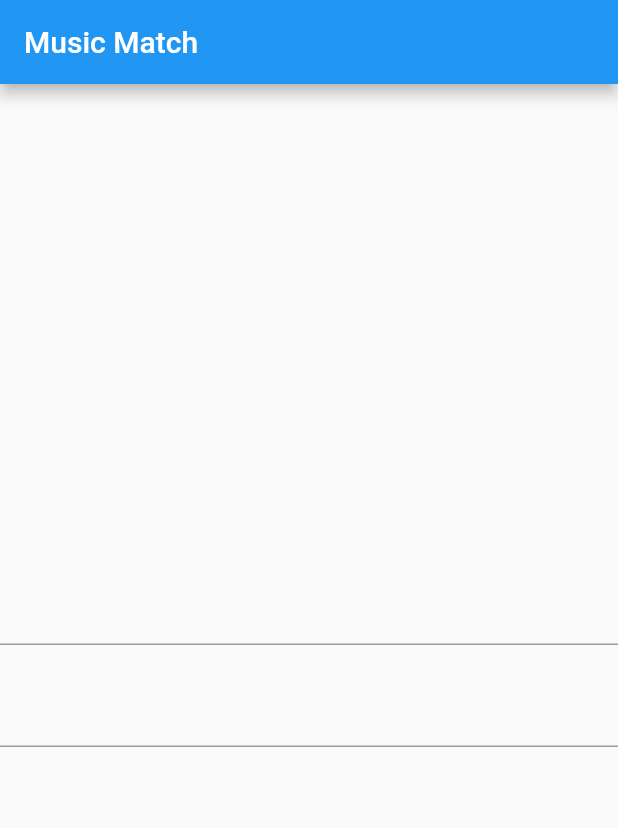
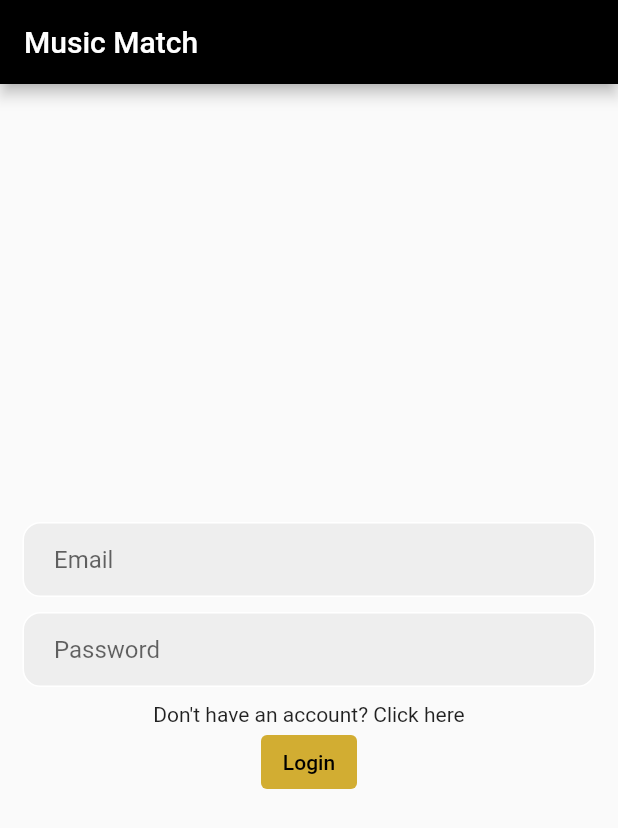
Before and after one commit to jordanzhancock/Musical-Match, a Flutter app: the screen it shows after launch, on a phone screen of 412 x 824 dp. Shown: the top 828 px of the screen. Run offline on Flutter 3.47's test engine with Material 2 defaults, Android fonts, the phone set to English and light mode, and no system bars.

Commit message:
New files and UI for main screen

```diff
--- a/lib/main.dart
+++ b/lib/main.dart
@@ -11,6 +11,13 @@ class MyApp extends StatelessWidget {
   @override
   Widget build(BuildContext context) {
     return MaterialApp(
+      theme: ThemeData(
+          backgroundColor: Colors.grey[300],
+          colorScheme: ColorScheme.fromSeed(
+              seedColor: Colors.grey,
+              primary: Colors.black,
+              secondary: const Color.fromRGBO(210, 173, 50, 1),
+              tertiary: Colors.grey[200])),
       home: LoginPage(),
     );
   }
--- /dev/null
+++ b/lib/models/constants.dart
@@ -0,0 +1,3 @@
+import 'package:flutter/material.dart';
+
+const Color kGoldenColor = Color.fromRGBO(210, 173, 50, 1);
--- a/lib/screens/login_page.dart
+++ b/lib/screens/login_page.dart
@@ -1,4 +1,6 @@
 import 'package:flutter/material.dart';
+import 'package:musical_match/models/constants.dart';
+import 'package:musical_match/screens/registration_page.dart';
 
 class LoginPage extends StatelessWidget {
   const LoginPage({Key? key}) : super(key: key);
@@ -10,12 +12,54 @@ class LoginPage extends StatelessWidget {
       body: Center(
         child: Column(
           mainAxisAlignment: MainAxisAlignment.center,
-          children: const [
-            TextField(),
-            SizedBox(
-              height: 20,
+          children: [
+            // Text Input for email / username
+            Padding(
+              padding: const EdgeInsets.symmetric(horizontal: 15.0),
+              child: Container(
+                decoration: BoxDecoration(
+                    color: Colors.grey[200],
+                    border: Border.all(color: Colors.white),
+                    borderRadius: BorderRadius.circular(12)),
+                child: const Padding(
+                  padding: EdgeInsets.only(left: 20.0),
+                  child: TextField(
+                      decoration: InputDecoration(
+                          border: InputBorder.none, hintText: 'Email')),
+                ),
+              ),
             ),
-            TextField(),
+            // Space in between text fields
+            const SizedBox(
+              height: 10,
+            ),
+            // Text input for password
+            Padding(
+              padding: const EdgeInsets.symmetric(horizontal: 15.0),
+              child: Container(
+                decoration: BoxDecoration(
+                    color: Colors.grey[200],
+                    border: Border.all(color: Colors.white),
+                    borderRadius: BorderRadius.circular(12)),
+                child: const Padding(
+                  padding: EdgeInsets.only(left: 20.0),
+                  child: TextField(
+                      decoration: InputDecoration(
+                          border: InputBorder.none, hintText: 'Password')),
+                ),
+              ),
+            ),
+            const SizedBox(
+              height: 10,
+            ),
+            // HyperLink text for registration
+            const Text("Don't have an account? Click here"),
+            TextButton(
+                onPressed: () {},
+                style: ButtonStyle(
+                  backgroundColor: MaterialStateProperty.all(kGoldenColor),
+                ),
+                child: const Text('Login'))
           ],
         ),
       ),
--- a/lib/screens/registration_page.dart
+++ b/lib/screens/registration_page.dart
@@ -0,0 +1,10 @@
+import 'package:flutter/material.dart';
+
+class RegistrationPage extends StatelessWidget {
+  const RegistrationPage({Key? key}) : super(key: key);
+  static final route = 'registrationPage';
+  @override
+  Widget build(BuildContext context) {
+    return Container();
+  }
+}
```
